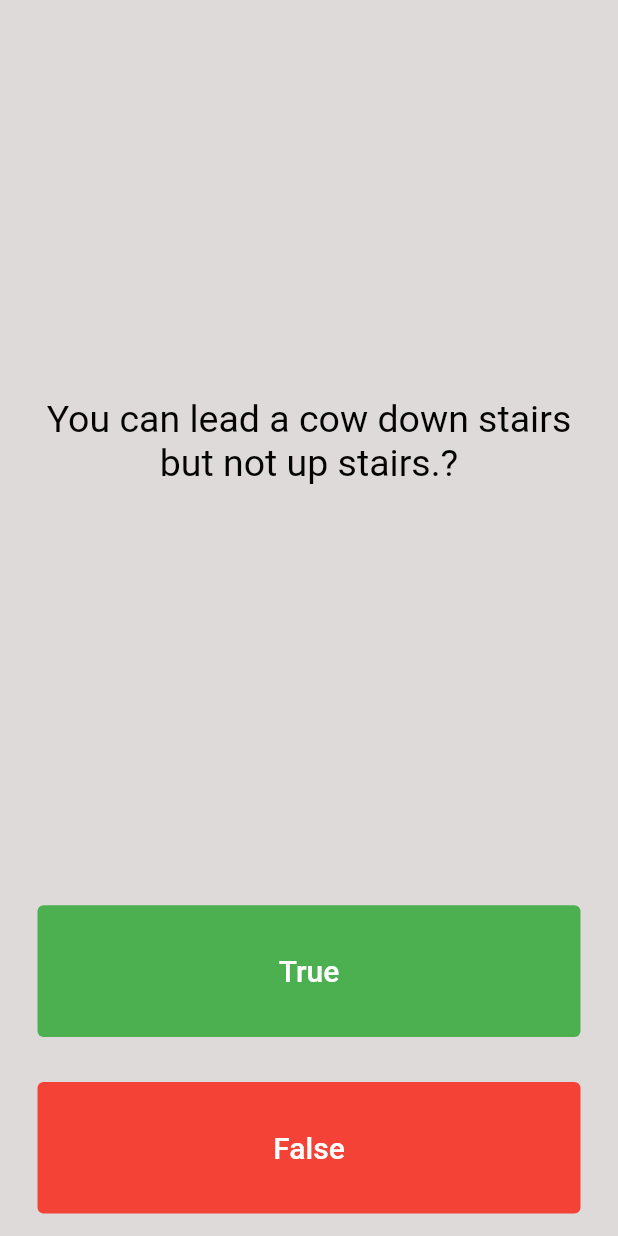
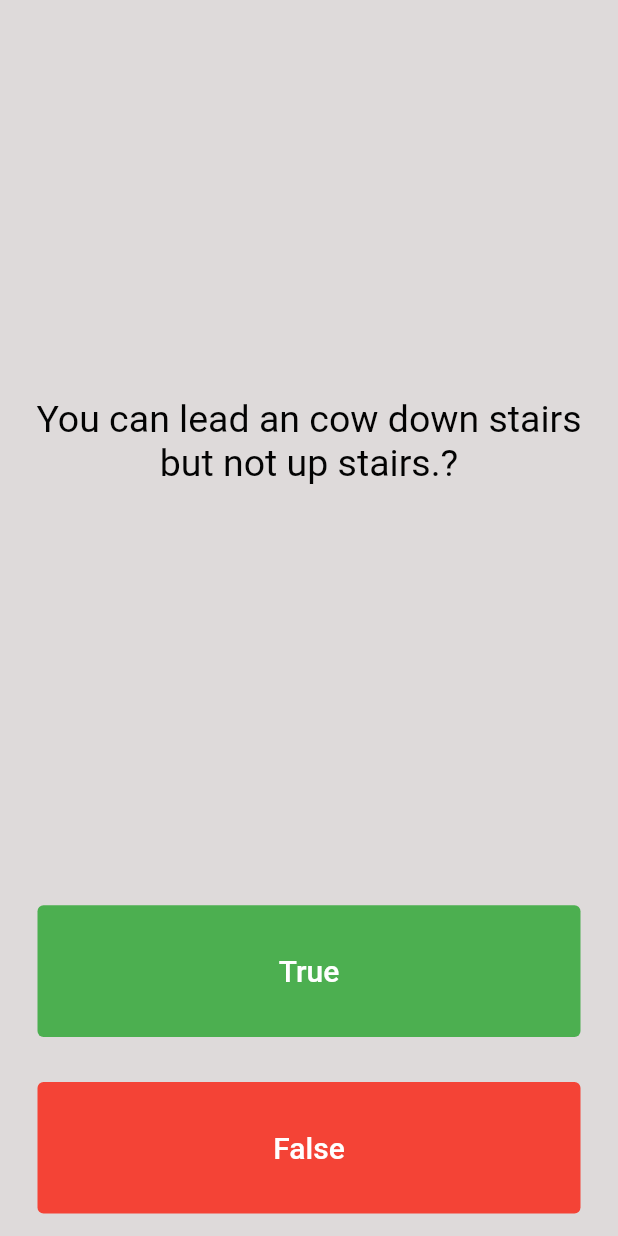
Before and after one commit to divyakodenikiri/quizzlerdivya_20122022, a Flutter app: the screen it shows after launch, on a phone screen of 412 x 824 dp. Run offline on Flutter 3.47's test engine with Material 2 defaults, Android fonts, the phone set to English and light mode, and no system bars.

Commit message:
by suraksha

```diff
--- a/lib/main.dart
+++ b/lib/main.dart
@@ -27,7 +27,7 @@ class QuizPage extends StatefulWidget {
 class _QuizPageState extends State<QuizPage> {
   List<Icon> scorkeeper = [];
   List<String> questions = [
-    'You can lead a cow down stairs but not up stairs.?',
+    'You can lead an cow down stairs but not up stairs.?',
     'Approximately one quarter of human bones are in the feet.?',
     'A slug\'s blood is green.?',
   ];
```
